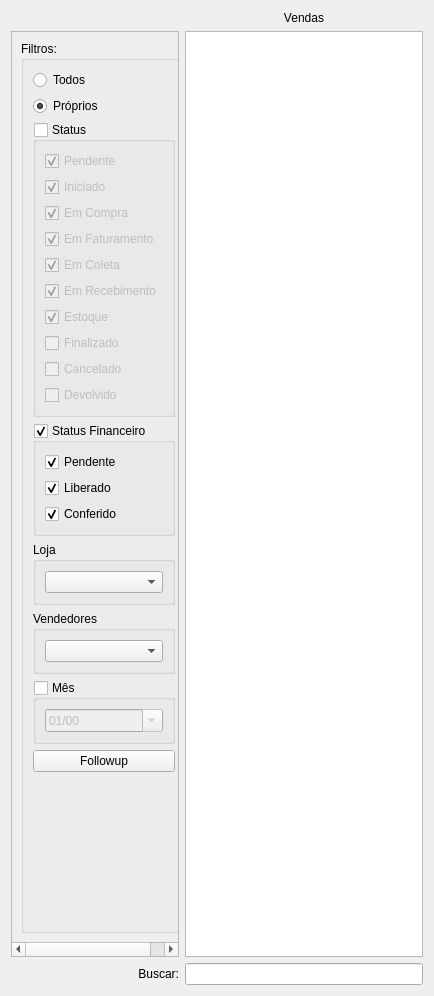
Qt form ui/widgetvenda.ui (lellisls/ERP-STACCATO) before a commit.
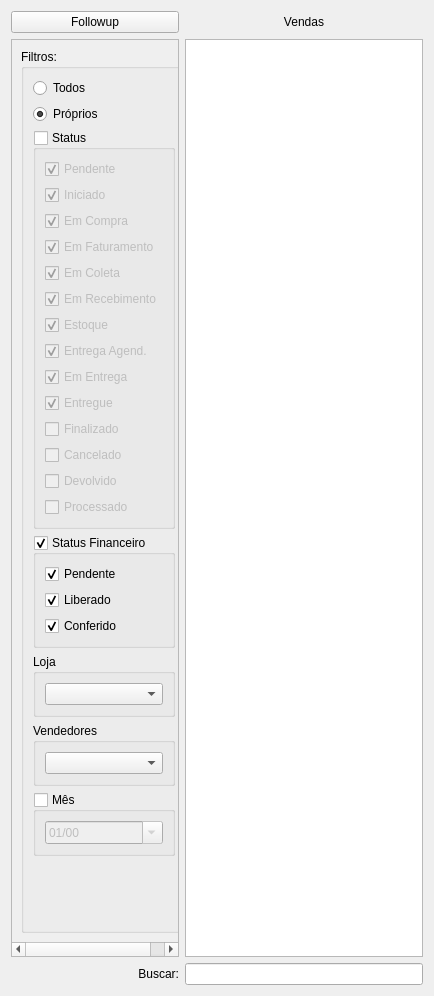
The same form after that commit. Custom widgets are drawn as their Qt base class.

```diff
--- a/ui/widgetvenda.ui
+++ b/ui/widgetvenda.ui
@@ -100,14 +100,14 @@
           <x>0</x>
           <y>0</y>
           <width>174</width>
-          <height>913</height>
+          <height>905</height>
          </rect>
         </property>
         <property name="autoFillBackground">
-         <bool>false</bool>
+         <bool>true</bool>
         </property>
         <layout class="QGridLayout" name="gridLayout_3">
-         <item row="0" column="0">
+         <item row="2" column="0">
           <widget class="QGroupBox" name="groupBox">
            <property name="enabled">
             <bool>true</bool>
@@ -119,47 +119,73 @@
             <bool>false</bool>
            </property>
            <layout class="QGridLayout" name="gridLayout_2">
-            <item row="1" column="0">
-             <widget class="QRadioButton" name="radioButtonProprios">
-              <property name="text">
-               <string>Próprios</string>
-              </property>
-              <property name="checked">
-               <bool>true</bool>
-              </property>
-             </widget>
-            </item>
-            <item row="9" column="0">
-             <spacer name="verticalSpacer">
-              <property name="orientation">
-               <enum>Qt::Vertical</enum>
-              </property>
-              <property name="sizeHint" stdset="0">
-               <size>
-                <width>20</width>
-                <height>40</height>
-               </size>
-              </property>
-             </spacer>
-            </item>
-            <item row="0" column="0">
-             <widget class="QRadioButton" name="radioButtonTodos">
-              <property name="text">
-               <string>Todos</string>
-              </property>
-              <property name="checked">
-               <bool>false</bool>
-              </property>
-             </widget>
-            </item>
-            <item row="8" column="0">
-             <widget class="QPushButton" name="pushButtonFollowup">
-              <property name="text">
-               <string>Followup</string>
-              </property>
-             </widget>
-            </item>
             <item row="4" column="0">
+             <widget class="QGroupBox" name="groupBoxStatusFinanceiro">
+              <property name="title">
+               <string>Status Financeiro</string>
+              </property>
+              <property name="checkable">
+               <bool>true</bool>
+              </property>
+              <property name="checked">
+               <bool>true</bool>
+              </property>
+              <layout class="QGridLayout" name="gridLayout_41">
+               <item row="0" column="0">
+                <widget class="QCheckBox" name="checkBoxPendente2">
+                 <property name="enabled">
+                  <bool>true</bool>
+                 </property>
+                 <property name="text">
+                  <string>Pendente</string>
+                 </property>
+                 <property name="checked">
+                  <bool>true</bool>
+                 </property>
+                </widget>
+               </item>
+               <item row="2" column="0">
+                <widget class="QCheckBox" name="checkBoxConferido">
+                 <property name="enabled">
+                  <bool>true</bool>
+                 </property>
+                 <property name="text">
+                  <string>Conferido</string>
+                 </property>
+                 <property name="checked">
+                  <bool>true</bool>
+                 </property>
+                </widget>
+               </item>
+               <item row="1" column="0">
+                <widget class="QCheckBox" name="checkBoxLiberado">
+                 <property name="enabled">
+                  <bool>true</bool>
+                 </property>
+                 <property name="text">
+                  <string>Liberado</string>
+                 </property>
+                 <property name="checked">
+                  <bool>true</bool>
+                 </property>
+                </widget>
+               </item>
+              </layout>
+             </widget>
+            </item>
+            <item row="7" column="0">
+             <widget class="QGroupBox" name="groupBoxVendedores">
+              <property name="title">
+               <string>Vendedores</string>
+              </property>
+              <layout class="QGridLayout" name="gridLayout_6">
+               <item row="0" column="0">
+                <widget class="ComboBox" name="comboBoxVendedores"/>
+               </item>
+              </layout>
+             </widget>
+            </item>
+            <item row="5" column="0">
              <widget class="QGroupBox" name="groupBoxLojas">
               <property name="title">
                <string>Loja</string>
@@ -183,19 +209,6 @@
                <bool>false</bool>
               </property>
               <layout class="QGridLayout" name="gridLayout_40">
-               <item row="0" column="0">
-                <widget class="QCheckBox" name="checkBoxPendente">
-                 <property name="enabled">
-                  <bool>true</bool>
-                 </property>
-                 <property name="text">
-                  <string>Pendente</string>
-                 </property>
-                 <property name="checked">
-                  <bool>true</bool>
-                 </property>
-                </widget>
-               </item>
                <item row="2" column="0">
                 <widget class="QCheckBox" name="checkBoxEmCompra">
                  <property name="enabled">
@@ -222,6 +235,19 @@
                  </property>
                 </widget>
                </item>
+               <item row="0" column="0">
+                <widget class="QCheckBox" name="checkBoxPendente">
+                 <property name="enabled">
+                  <bool>true</bool>
+                 </property>
+                 <property name="text">
+                  <string>Pendente</string>
+                 </property>
+                 <property name="checked">
+                  <bool>true</bool>
+                 </property>
+                </widget>
+               </item>
                <item row="3" column="0">
                 <widget class="QCheckBox" name="checkBoxEmFaturamento">
                  <property name="enabled">
@@ -235,6 +261,29 @@
                  </property>
                 </widget>
                </item>
+               <item row="4" column="0">
+                <widget class="QCheckBox" name="checkBoxEmColeta">
+                 <property name="enabled">
+                  <bool>true</bool>
+                 </property>
+                 <property name="text">
+                  <string>Em Coleta</string>
+                 </property>
+                 <property name="checked">
+                  <bool>true</bool>
+                 </property>
+                </widget>
+               </item>
+               <item row="11" column="0">
+                <widget class="QCheckBox" name="checkBoxCancelado">
+                 <property name="enabled">
+                  <bool>true</bool>
+                 </property>
+                 <property name="text">
+                  <string>Cancelado</string>
+                 </property>
+                </widget>
+               </item>
                <item row="5" column="0">
                 <widget class="QCheckBox" name="checkBoxEmRecebimento">
                  <property name="enabled">
@@ -248,17 +297,7 @@
                  </property>
                 </widget>
                </item>
-               <item row="8" column="0">
-                <widget class="QCheckBox" name="checkBoxCancelado">
-                 <property name="enabled">
-                  <bool>true</bool>
-                 </property>
-                 <property name="text">
-                  <string>Cancelado</string>
-                 </property>
-                </widget>
-               </item>
-               <item row="7" column="0">
+               <item row="10" column="0">
                 <widget class="QCheckBox" name="checkBoxFinalizado">
                  <property name="enabled">
                   <bool>true</bool>
@@ -281,20 +320,7 @@
                  </property>
                 </widget>
                </item>
-               <item row="4" column="0">
-                <widget class="QCheckBox" name="checkBoxEmColeta">
-                 <property name="enabled">
-                  <bool>true</bool>
-                 </property>
-                 <property name="text">
-                  <string>Em Coleta</string>
-                 </property>
-                 <property name="checked">
-                  <bool>true</bool>
-                 </property>
-                </widget>
-               </item>
-               <item row="9" column="0">
+               <item row="12" column="0">
                 <widget class="QCheckBox" name="checkBoxDevolvido">
                  <property name="enabled">
                   <bool>true</bool>
@@ -304,22 +330,59 @@
                  </property>
                 </widget>
                </item>
-              </layout>
-             </widget>
-            </item>
-            <item row="6" column="0">
-             <widget class="QGroupBox" name="groupBoxVendedores">
-              <property name="title">
-               <string>Vendedores</string>
-              </property>
-              <layout class="QGridLayout" name="gridLayout_6">
-               <item row="0" column="0">
-                <widget class="ComboBox" name="comboBoxVendedores"/>
+               <item row="7" column="0">
+                <widget class="QCheckBox" name="checkBoxEntregaAgend">
+                 <property name="enabled">
+                  <bool>true</bool>
+                 </property>
+                 <property name="text">
+                  <string>Entrega Agend.</string>
+                 </property>
+                 <property name="checked">
+                  <bool>true</bool>
+                 </property>
+                </widget>
                </item>
+               <item row="9" column="0">
+                <widget class="QCheckBox" name="checkBoxEntregue">
+                 <property name="enabled">
+                  <bool>true</bool>
+                 </property>
+                 <property name="text">
+                  <string>Entregue</string>
+                 </property>
+                 <property name="checked">
+                  <bool>true</bool>
+                 </property>
+                </widget>
+               </item>
+               <item row="8" column="0">
+                <widget class="QCheckBox" name="checkBoxEmEntrega">
+                 <property name="enabled">
+                  <bool>true</bool>
+                 </property>
+                 <property name="text">
+                  <string>Em Entrega</string>
+                 </property>
+                 <property name="checked">
+                  <bool>true</bool>
+                 </property>
+                </widget>
+               </item>
+               <item row="13" column="0">
+                <widget class="QCheckBox" name="checkBoxProcessado">
+                 <property name="enabled">
+                  <bool>true</bool>
+                 </property>
+                 <property name="text">
+                  <string>Processado</string>
+                 </property>
+                </widget>
+               </item>
               </layout>
              </widget>
             </item>
-            <item row="7" column="0">
+            <item row="8" column="0">
              <widget class="QGroupBox" name="groupBoxMes">
               <property name="enabled">
                <bool>true</bool>
@@ -350,60 +413,39 @@
               </layout>
              </widget>
             </item>
-            <item row="3" column="0">
-             <widget class="QGroupBox" name="groupBoxStatusFinanceiro">
-              <property name="title">
-               <string>Status Financeiro</string>
+            <item row="1" column="0">
+             <widget class="QRadioButton" name="radioButtonProprios">
+              <property name="text">
+               <string>Próprios</string>
               </property>
-              <property name="checkable">
+              <property name="checked">
                <bool>true</bool>
               </property>
+             </widget>
+            </item>
+            <item row="0" column="0">
+             <widget class="QRadioButton" name="radioButtonTodos">
+              <property name="text">
+               <string>Todos</string>
+              </property>
               <property name="checked">
-               <bool>true</bool>
+               <bool>false</bool>
               </property>
-              <layout class="QGridLayout" name="gridLayout_41">
-               <item row="0" column="0">
-                <widget class="QCheckBox" name="checkBoxPendente2">
-                 <property name="enabled">
-                  <bool>true</bool>
-                 </property>
-                 <property name="text">
-                  <string>Pendente</string>
-                 </property>
-                 <property name="checked">
-                  <bool>true</bool>
-                 </property>
-                </widget>
-               </item>
-               <item row="2" column="0">
-                <widget class="QCheckBox" name="checkBoxConferido">
-                 <property name="enabled">
-                  <bool>true</bool>
-                 </property>
-                 <property name="text">
-                  <string>Conferido</string>
-                 </property>
-                 <property name="checked">
-                  <bool>true</bool>
-                 </property>
-                </widget>
-               </item>
-               <item row="1" column="0">
-                <widget class="QCheckBox" name="checkBoxLiberado">
-                 <property name="enabled">
-                  <bool>true</bool>
-                 </property>
-                 <property name="text">
-                  <string>Liberado</string>
-                 </property>
-                 <property name="checked">
-                  <bool>true</bool>
-                 </property>
-                </widget>
-               </item>
-              </layout>
              </widget>
             </item>
+            <item row="10" column="0">
+             <spacer name="verticalSpacer">
+              <property name="orientation">
+               <enum>Qt::Vertical</enum>
+              </property>
+              <property name="sizeHint" stdset="0">
+               <size>
+                <width>20</width>
+                <height>40</height>
+               </size>
+              </property>
+             </spacer>
+            </item>
            </layout>
           </widget>
          </item>
@@ -411,6 +453,13 @@
        </widget>
       </widget>
      </item>
+     <item row="0" column="0">
+      <widget class="QPushButton" name="pushButtonFollowup">
+       <property name="text">
+        <string>Followup</string>
+       </property>
+      </widget>
+     </item>
     </layout>
    </item>
   </layout>
```
